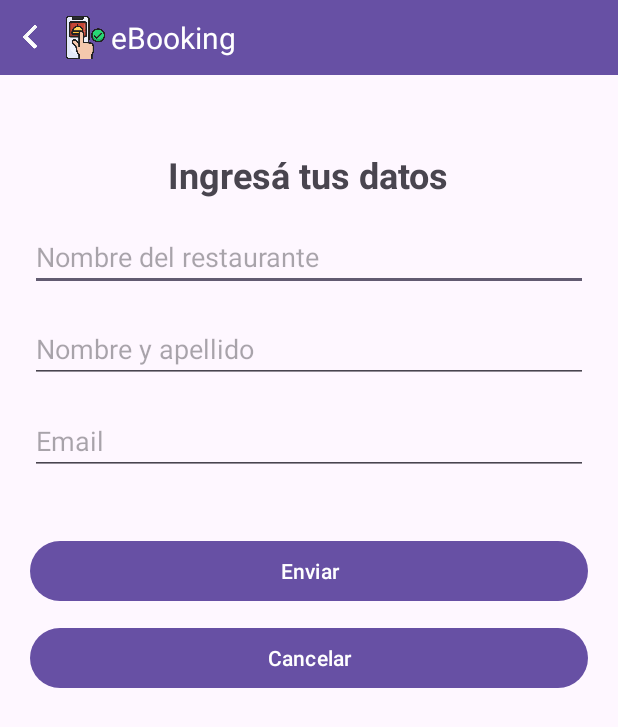
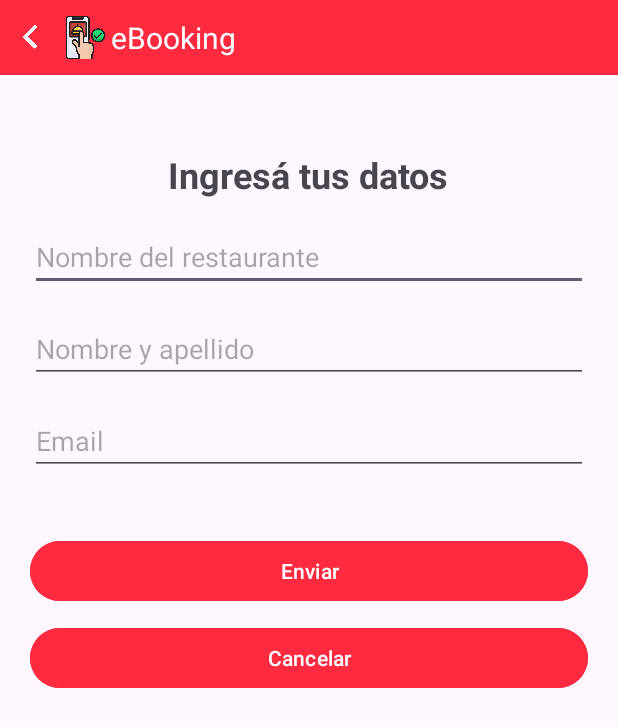
Before and after one commit to camilariverodv/parcial-2-am-acn4av-rivero, an Android app: the ContactActivity screen opened directly, with no data from a screen before it, on a phone screen of 412 x 824 dp. Shown: the top 727 px of the screen. Run offline under Robolectric (Android 15) with nearby library versions, the phone set to English and light mode, and no system bars.

Commit message:
style: change color in buttons

```diff
--- a/app/src/main/res/layout/activity_contact.xml
+++ b/app/src/main/res/layout/activity_contact.xml
@@ -54,13 +54,15 @@
             android:layout_width="match_parent"
             android:layout_height="wrap_content"
             android:layout_marginTop="40dp"
-            android:text="Enviar" />
+            android:text="Enviar"
+            android:backgroundTint="#ff2a40" />
 
         <Button
             android:id="@+id/cancelButton"
             android:layout_width="match_parent"
             android:layout_height="wrap_content"
             android:layout_marginTop="10dp"
-            android:text="Cancelar" />
+            android:text="Cancelar"
+            android:backgroundTint="#ff2a40" />
     </LinearLayout>
 </LinearLayout>
--- a/app/src/main/res/layout/activity_login.xml
+++ b/app/src/main/res/layout/activity_login.xml
@@ -44,7 +44,8 @@
             android:layout_marginTop="16dp"
             android:hint="Contraseña"
             android:minHeight="48dp"
-            android:padding="12dp" />
+            android:padding="12dp"
+            android:inputType="textPassword" />
 
         <Button
             android:id="@+id/loginSubmitButton"
@@ -52,6 +53,7 @@
             android:layout_height="wrap_content"
             android:layout_marginTop="24dp"
             android:baselineAligned="false"
-            android:text="Continuar" />
+            android:text="Continuar"
+            android:backgroundTint="#ff2a40" />
     </LinearLayout>
 </LinearLayout>
--- a/app/src/main/res/layout/activity_main.xml
+++ b/app/src/main/res/layout/activity_main.xml
@@ -58,7 +58,8 @@
         app:layout_constraintHorizontal_bias="0.5"
         app:layout_constraintStart_toStartOf="parent"
         app:layout_constraintTop_toBottomOf="@+id/subtitleTextView"
-        app:layout_constraintVertical_bias="0.5" />
+        app:layout_constraintVertical_bias="0.5"
+        android:backgroundTint="#ff2a40" />
 
     <TextView
         android:id="@+id/questionTextView"
@@ -84,5 +85,6 @@
         app:layout_constraintHorizontal_bias="0.5"
         app:layout_constraintStart_toStartOf="parent"
         app:layout_constraintTop_toTopOf="parent"
-        app:layout_constraintVertical_bias="0.742" />
+        app:layout_constraintVertical_bias="0.742"
+        android:backgroundTint="#ff2a40" />
 </androidx.constraintlayout.widget.ConstraintLayout>
--- a/app/src/main/res/layout/navbar.xml
+++ b/app/src/main/res/layout/navbar.xml
@@ -3,9 +3,9 @@
     android:layout_width="match_parent"
     android:layout_height="wrap_content"
     android:orientation="horizontal"
-    android:background="?android:attr/colorPrimary"
     android:padding="10dp"
-    android:gravity="center_vertical">
+    android:gravity="center_vertical"
+    android:background="#ff2a40">
 
     <ImageView
         android:id="@+id/backButton"
```
